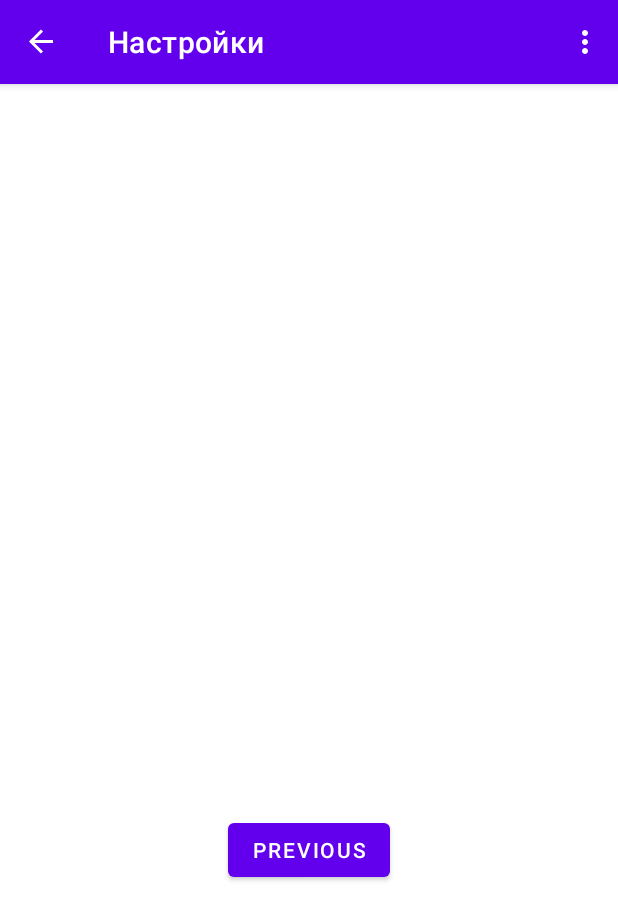
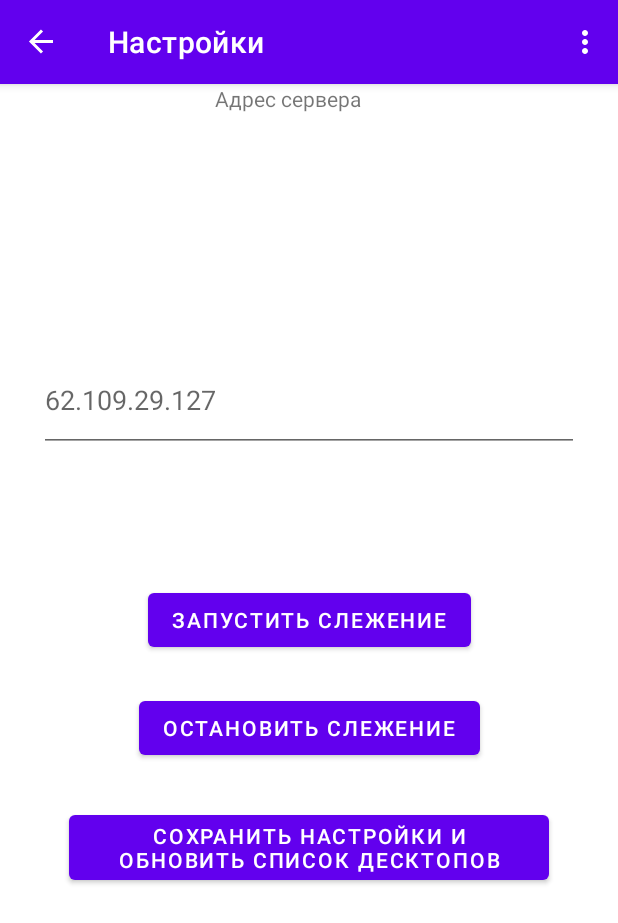
Before and after one commit to maxwellchaos/ScreenWatcherMobile, an Android app: the screen it shows after launch (MainActivity), in the options menu, after a tap on "Настройки", on a phone screen of 412 x 824 dp. Shown: the top 923 px of the screen. Run offline under Robolectric (Android 15) with nearby library versions, the light colour scheme and no system bars; our stand-ins replace navigation-ui.

Commit message:
Готовы настройки. Пока не сделан запуски остановка службы.

```diff
--- a/app/src/main/AndroidManifest.xml
+++ b/app/src/main/AndroidManifest.xml
@@ -14,6 +14,7 @@
         android:roundIcon="@mipmap/ic_launcher_round"
         android:supportsRtl="true"
         android:theme="@style/Theme.ScreenWatcher"
+        android:usesCleartextTraffic="true"
         tools:targetApi="31">
 
         <service
--- a/app/src/main/java/com/screenwatch/screenwatcher/DesktopList.java
+++ b/app/src/main/java/com/screenwatch/screenwatcher/DesktopList.java
@@ -1,6 +1,7 @@
 package com.screenwatch.screenwatcher;
 
 import android.graphics.Color;
+import android.os.AsyncTask;
 import android.os.Bundle;
 import android.util.Log;
 import android.view.LayoutInflater;
@@ -38,12 +39,51 @@ public class DesktopList extends Fragment {
         super.onViewCreated(view, savedInstanceState);
         //получить список со всеми десктопами
         ListLayout = (LinearLayout) view.findViewById(R.id.ListLayout);
-        //Удалить все из него
+
+        TextView textItem = new TextView(ListLayout.getContext());
+        textItem.setText("Подключаюсь к серверу:"+((MainActivity)getActivity()).getIpAddress());
+        ListLayout.addView(textItem);
+
+
+        //Запуск задачи на получение данных от сервиса
+        new  ProgressTask().execute();
+    }
+
+    @Override
+    public void onDestroyView() {
+        super.onDestroyView();
+        binding = null;
+    }
+
+    class ProgressTask extends AsyncTask<Void, Integer, Void> {
+        String result;
+        String connectionError = null;
+
+        @Override
+        protected Void doInBackground(Void... unused) {
+            try {
+                //result = Desktop.getContent("http://62.109.29.127:80/api/ToMobile/");
+                String ipAdress = ((MainActivity)getActivity()).getIpAddress();
+                result = Desktop.getContent("http://" + ipAdress + ":80/api/ToMobile/");
+            } catch (Exception ex) {
+                connectionError = ex.getMessage();
+            }
+
+            return (null);
+        }
+
+        @Override
+        protected void onPostExecute(Void unused) {
+            if (connectionError == null) {
+
+                //удалить все компьютеры из списка
                 ListLayout.removeAllViews();
+
                 try {
-            List<Desktop> dataItems = Desktop.Parse(Desktop.getContent("http://62.109.29.127:80/api/ToMobile/"));
-            Log.e("err", String.valueOf(dataItems.size()));
-            for (Desktop item:dataItems) {
+                    //Разбираю полученные данные
+                    List<Desktop> dataItems = Desktop.Parse(result);
+                    for (Desktop item : dataItems) {
+                        Log.d("getting Data",item.getComputerName());
                         //Название компа
                         TextView textItem = new TextView(ListLayout.getContext());
                         textItem.setText(item.getComputerName());
@@ -54,8 +94,7 @@ public class DesktopList extends Fragment {
                         ListLayout.addView(idItem);
                         //Статус компа
                         TextView statusItem = new TextView(ListLayout.getContext());
-                switch (item.getStatus())
-                {
+                        switch (item.getStatus()) {
                             case 0:
                                 statusItem.setText("Нет соединения ");
                                 statusItem.setBackgroundColor(Color.MAGENTA);
@@ -79,21 +118,17 @@ public class DesktopList extends Fragment {
 
                         ListLayout.addView(statusItem);
                     }
+                } catch (Exception ex) {
+                    TextView statusItem = new TextView(ListLayout.getContext());
+                    statusItem.setText("Ошибка загрузки данных:" + ex.getMessage());
+                    ListLayout.addView(statusItem, 0);
                 }
-        catch (Exception ex)
+            }
+            else
             {
-            TextView statusItem = new TextView(ListLayout.getContext());
-            statusItem.setText("Ошибка загрузки данных:"+ex.getMessage());
-            ListLayout.addView(statusItem,0);
-        }
-
 
             }
-
-    @Override
-    public void onDestroyView() {
-        super.onDestroyView();
-        binding = null;
+        }
     }
 
 }
--- a/app/src/main/java/com/screenwatch/screenwatcher/MainActivity.java
+++ b/app/src/main/java/com/screenwatch/screenwatcher/MainActivity.java
@@ -1,10 +1,9 @@
 package com.screenwatch.screenwatcher;
 
+import android.content.SharedPreferences;
 import android.os.Bundle;
 import android.view.Menu;
 import android.view.MenuItem;
-import android.widget.LinearLayout;
-import android.widget.Toast;
 
 import androidx.appcompat.app.AppCompatActivity;
 import androidx.navigation.NavController;
@@ -19,12 +18,12 @@ public class MainActivity extends AppCompatActivity {
     private AppBarConfiguration appBarConfiguration;
     private ActivityMainBinding binding;
 
-
+    public SharedPreferences settings;
 
     @Override
     protected void onCreate(Bundle savedInstanceState) {
         super.onCreate(savedInstanceState);
-
+        settings = getSharedPreferences("serverSettings",MODE_PRIVATE);
         binding = ActivityMainBinding.inflate(getLayoutInflater());
         setContentView(binding.getRoot());
 
@@ -35,6 +34,16 @@ public class MainActivity extends AppCompatActivity {
                 .build();
         NavigationUI.setupActionBarWithNavController(this, navController, appBarConfiguration);
 
+    }
+    public void saveIpAdress(String serverIpAdress)
+    {
+        SharedPreferences.Editor editor = settings.edit();
+        editor.putString("serverIpAddress",serverIpAdress);
+        editor.apply();
+    }
+    public String getIpAddress()
+    {
+        return settings.getString("serverIpAddress",null);
     }
 
     @Override
@@ -69,14 +78,15 @@ public class MainActivity extends AppCompatActivity {
     {
         //переход к настройкам
         NavController navController = Navigation.findNavController(this, R.id.nav_host_fragment_content_main);
-        navController.navigate(R.id.action_FirstFragment_to_SecondFragment);
-        Toast.makeText(getApplicationContext(), "Переход в настройки", Toast.LENGTH_SHORT)
-                .show();
+        navController.navigate(R.id.Settings);
+        //Исправляю меню
+        //item.setEnabled(false);
+
     }
     public void onUpdate(MenuItem item)
     {
         //переход к настройкам
-        Toast.makeText(getApplicationContext(), "Обновление списка компьютеров", Toast.LENGTH_SHORT)
-                .show();
+        NavController navController = Navigation.findNavController(this, R.id.nav_host_fragment_content_main);
+        navController.navigate(R.id.DesktopList);
     }
 }
--- a/app/src/main/java/com/screenwatch/screenwatcher/Settings.java
+++ b/app/src/main/java/com/screenwatch/screenwatcher/Settings.java
@@ -1,20 +1,22 @@
 package com.screenwatch.screenwatcher;
 
 import android.os.Bundle;
+import android.util.Log;
 import android.view.LayoutInflater;
 import android.view.View;
 import android.view.ViewGroup;
+import android.widget.EditText;
 
 import androidx.annotation.NonNull;
 import androidx.fragment.app.Fragment;
 import androidx.navigation.fragment.NavHostFragment;
-
 
 import com.screenwatch.screenwatcher.databinding.SettingsBinding;
 
 public class Settings extends Fragment {
 
     private SettingsBinding binding;
+    private EditText edit;
 
     @Override
     public View onCreateView(
@@ -29,10 +31,16 @@ public class Settings extends Fragment {
 
     public void onViewCreated(@NonNull View view, Bundle savedInstanceState) {
         super.onViewCreated(view, savedInstanceState);
+        edit = view.findViewById(R.id.editServerIpAdress);
+        edit.setText(((MainActivity)getActivity()).getIpAddress());
 
         binding.buttonSecond.setOnClickListener(new View.OnClickListener() {
             @Override
             public void onClick(View view) {
+
+                Log.d("SavingIP",edit.getText().toString());
+                ((MainActivity)getActivity()).saveIpAdress(edit.getText().toString());
+
                 NavHostFragment.findNavController(Settings.this)
                         .navigate(R.id.action_SecondFragment_to_FirstFragment);
             }
--- a/app/src/main/res/layout/desktop_list.xml
+++ b/app/src/main/res/layout/desktop_list.xml
@@ -11,16 +11,8 @@
         <LinearLayout
             android:id="@+id/ListLayout"
             android:layout_width="match_parent"
-            android:layout_height="wrap_content">
-            <TextView
-                android:id="@+id/textview_first"
-                android:layout_width="wrap_content"
-                android:layout_height="wrap_content"
-                android:text="@string/hello_first_fragment"
-                app:layout_constraintEnd_toEndOf="parent"
-                app:layout_constraintStart_toStartOf="parent"
-                app:layout_constraintTop_toTopOf="parent" />
-
+            android:layout_height="wrap_content"
+            android:orientation="vertical">
 
         </LinearLayout>
     </ScrollView>
--- a/app/src/main/res/layout/settings.xml
+++ b/app/src/main/res/layout/settings.xml
@@ -19,9 +19,53 @@
         android:id="@+id/button_second"
         android:layout_width="wrap_content"
         android:layout_height="wrap_content"
-        android:text="@string/previous"
+        android:text="Сохранить настройки и обновить список десктопов"
         app:layout_constraintBottom_toBottomOf="parent"
         app:layout_constraintEnd_toEndOf="parent"
         app:layout_constraintStart_toStartOf="parent"
         app:layout_constraintTop_toBottomOf="@id/textview_second" />
+
+    <Button
+        android:id="@+id/button"
+        android:layout_width="wrap_content"
+        android:layout_height="wrap_content"
+        android:layout_marginBottom="28dp"
+        android:text="Остановить слежение"
+        app:layout_constraintBottom_toTopOf="@+id/button_second"
+        app:layout_constraintEnd_toEndOf="parent"
+        app:layout_constraintStart_toStartOf="parent" />
+
+    <Button
+        android:id="@+id/button2"
+        android:layout_width="wrap_content"
+        android:layout_height="wrap_content"
+        android:layout_marginBottom="24dp"
+        android:text="Запустить слежение"
+        app:layout_constraintBottom_toTopOf="@+id/button"
+        app:layout_constraintEnd_toEndOf="parent"
+        app:layout_constraintStart_toStartOf="parent" />
+
+    <EditText
+        android:id="@+id/editServerIpAdress"
+        android:layout_width="360dp"
+        android:layout_height="69dp"
+        android:layout_marginBottom="88dp"
+        android:ems="10"
+        android:inputType="textPersonName"
+        android:hint="62.109.29.127"
+        app:layout_constraintBottom_toTopOf="@+id/button2"
+        app:layout_constraintEnd_toEndOf="parent"
+        app:layout_constraintHorizontal_bias="0.497"
+        app:layout_constraintStart_toStartOf="parent" />
+
+    <TextView
+        android:id="@+id/textView2"
+        android:layout_width="126dp"
+        android:layout_height="29dp"
+        android:layout_marginBottom="16dp"
+        android:text="Адрес сервера"
+        app:layout_constraintBottom_toTopOf="@+id/editTextTextPersonName"
+        app:layout_constraintEnd_toEndOf="parent"
+        app:layout_constraintStart_toStartOf="parent" />
+
 </androidx.constraintlayout.widget.ConstraintLayout>
--- a/app/src/main/res/menu/menu_main.xml
+++ b/app/src/main/res/menu/menu_main.xml
@@ -1,4 +1,5 @@
 <menu xmlns:android="http://schemas.android.com/apk/res/android"
+    android:id="@+id/main_menu"
     xmlns:app="http://schemas.android.com/apk/res-auto"
     xmlns:tools="http://schemas.android.com/tools"
     tools:context="com.screenwatch.screenwatcher.MainActivity">
```
Lines whose indentation alone changed are shown as unchanged.
